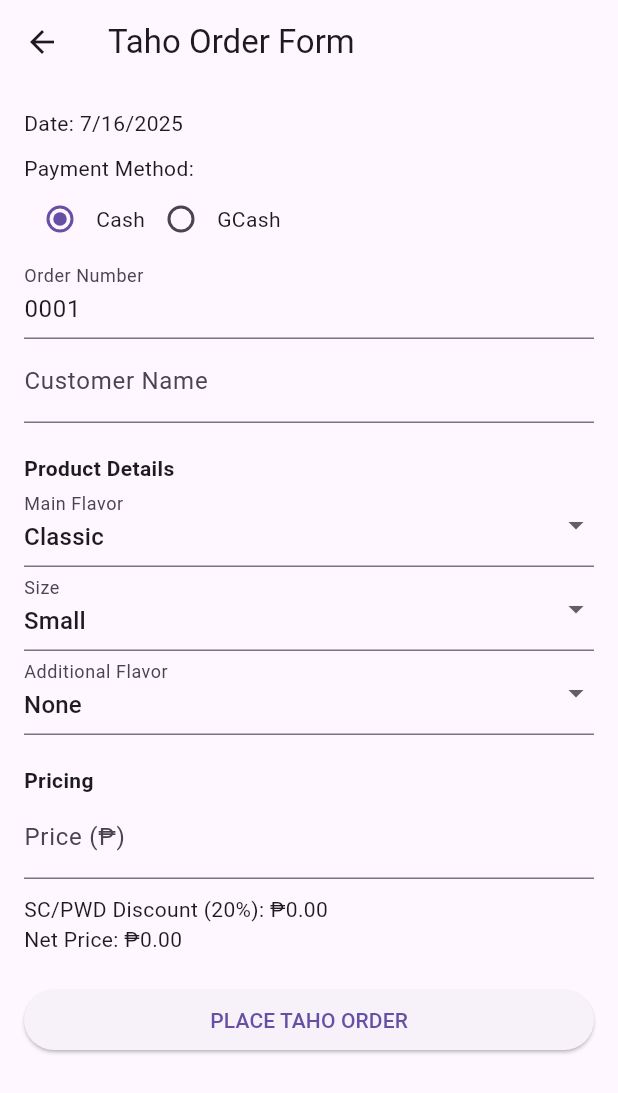
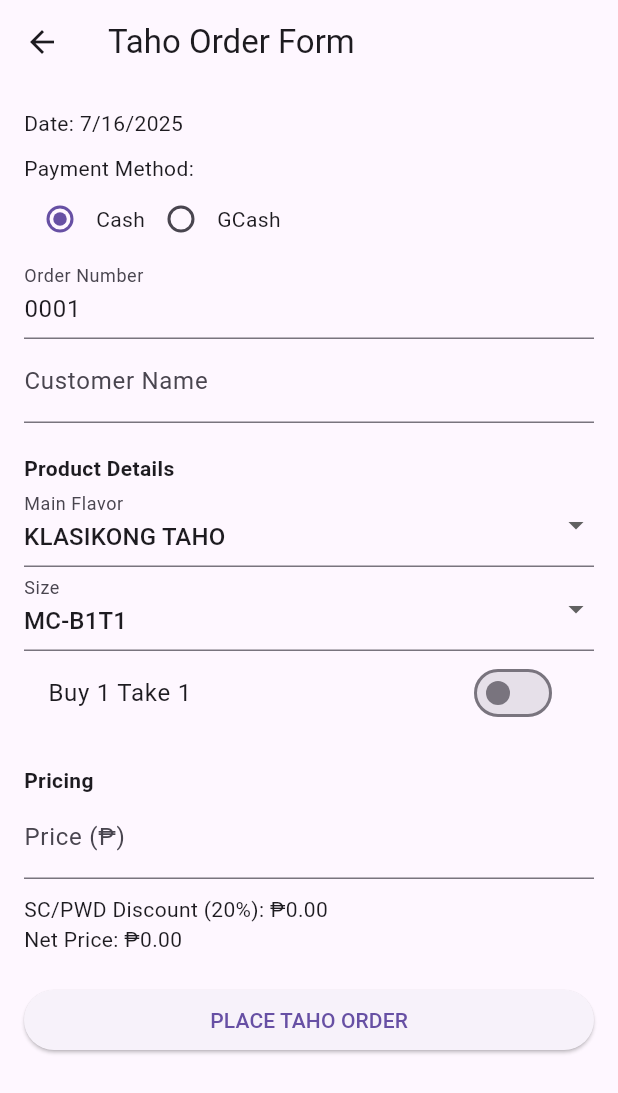
Before and after one commit to hardcorekid03/taho_story, a Flutter app: the OrderFormScreen screen opened directly, on a phone screen of 412 x 824 dp. Shown: the top 1093 px of the screen. Run offline on Flutter 3.47's test engine with Material 3 defaults, Android fonts, the light colour scheme and no system bars; our stand-ins replace shared_preferences; accounts and stored records are empty.

Commit message:
Enhance order form to include GCash reference and improve order handling

```diff
--- a/lib/screens/view_orders_screen.dart
+++ b/lib/screens/view_orders_screen.dart
@@ -97,6 +97,9 @@ class _ViewOrdersScreenState extends State<ViewOrdersScreen> {
                           "Flavor: ${order['mainFlavor']} | Size: ${order['size']}",
                         ),
                         Text("Payment: ${order['payment']}"),
+                        if (order['payment'] == 'GCash' &&
+                            order['gcashRef'] != null)
+                          Text("GCash Ref: ${order['gcashRef']}"),
                       ],
                     ),
                     isThreeLine: true,
--- a/lib/widgets/order_form.dart
+++ b/lib/widgets/order_form.dart
@@ -15,34 +15,44 @@ class OrderForm extends StatefulWidget {
 }
 
 class _OrderFormState extends State<OrderForm> {
-  // Controllers
   final TextEditingController orderNumberController = TextEditingController();
   final TextEditingController customerNameController = TextEditingController();
   final TextEditingController priceController = TextEditingController();
+  final TextEditingController gcashRefController = TextEditingController();
 
-  // Form Values
   String selectedPayment = 'Cash';
-  String selectedMainFlavor = 'Classic';
-  String selectedSize = 'Small';
-  String selectedAdditionalFlavor = 'None';
+  String selectedMainFlavor = 'KLASIKONG TAHO';
+  String selectedSize = 'MC-B1T1';
+  String selectedTakeOneFlavor = 'KLASIKONG TAHO';
+  bool isBuyOneTakeOne = false;
 
   double discount = 0.0;
   double netPrice = 0.0;
   DateTime selectedDate = DateTime.now();
 
-  final List<String> flavors = ['Classic', 'Ube', 'Mango'];
-  final List<String> sizes = ['Small', 'Medium', 'Large'];
-  final List<String> additionalFlavors = [
-    'None',
-    'Ube Syrup',
-    'Chocolate',
-    'Strawberry',
+  final List<String> flavors = [
+    'KLASIKONG TAHO',
+    'BANANANUT',
+    'UBE DE LECHE',
+    'LA PRESAS',
+    'OREOHOLIC',
+    'PRUTAS OVERLOAD',
+    'AVOCADO LOCO',
+    'MANGGA GRAHAM',
+    'COFFEE GELMOND',
+    'DIRTY MATCHARLIE',
+    'SALTED CARAMEL',
+    'ESTRAWBERRY COFFEE',
+    'SPICED MICO LATTE',
+    'SALTED BANOFFEE JOSH',
+    "PAU'S BISCOFF",
   ];
+
+  final List<String> sizes = ['MC-B1T1', 'MM', 'M'];
 
   @override
   void initState() {
     super.initState();
-
     if (widget.existingOrder != null) {
       final order = widget.existingOrder!;
       selectedDate = DateTime.parse(order['date']);
@@ -51,8 +61,10 @@ class _OrderFormState extends State<OrderForm> {
       customerNameController.text = order['customerName'];
       selectedMainFlavor = order['mainFlavor'];
       selectedSize = order['size'];
-      selectedAdditionalFlavor = order['additionalFlavor'];
+      isBuyOneTakeOne = order['isB1T1'] ?? false;
+      selectedTakeOneFlavor = order['takeOneFlavor'] ?? flavors[0];
       priceController.text = order['price'].toString();
+      gcashRefController.text = order['gcashRef'] ?? '';
     } else {
       autoGenerateOrderNumber();
     }
@@ -67,7 +79,6 @@ class _OrderFormState extends State<OrderForm> {
   Future<void> autoGenerateOrderNumber() async {
     final prefs = await SharedPreferences.getInstance();
     final ordersString = prefs.getString('taho_orders');
-
     if (ordersString != null) {
       final orders = List<Map<String, dynamic>>.from(jsonDecode(ordersString));
       final lastOrder = orders.isNotEmpty ? orders.last : null;
@@ -87,11 +98,13 @@ class _OrderFormState extends State<OrderForm> {
     Map<String, dynamic> orderData = {
       'date': selectedDate.toIso8601String(),
       'payment': selectedPayment,
+      'gcashRef': selectedPayment == 'GCash' ? gcashRefController.text : null,
       'orderNumber': orderNumberController.text,
       'customerName': customerNameController.text,
       'mainFlavor': selectedMainFlavor,
       'size': selectedSize,
-      'additionalFlavor': selectedAdditionalFlavor,
+      'isB1T1': isBuyOneTakeOne,
+      'takeOneFlavor': isBuyOneTakeOne ? selectedTakeOneFlavor : null,
       'price': double.tryParse(priceController.text) ?? 0,
       'discount': discount,
       'netPrice': netPrice,
@@ -105,14 +118,36 @@ class _OrderFormState extends State<OrderForm> {
     }
 
     if (widget.index != null) {
-      // Editing existing
       orderList[widget.index!] = orderData;
     } else {
-      // New order
       orderList.add(orderData);
     }
 
     await prefs.setString('taho_orders', jsonEncode(orderList));
+  }
+
+  void showGCashDialog() {
+    showDialog(
+      context: context,
+      builder: (_) => AlertDialog(
+        title: Text("Enter GCash Reference Number"),
+        content: TextField(
+          controller: gcashRefController,
+          keyboardType: TextInputType.number,
+          decoration: InputDecoration(hintText: "e.g., 123456789012"),
+        ),
+        actions: [
+          TextButton(
+            onPressed: () => Navigator.pop(context),
+            child: Text("Cancel"),
+          ),
+          TextButton(
+            onPressed: () => Navigator.pop(context),
+            child: Text("Save"),
+          ),
+        ],
+      ),
+    );
   }
 
   @override
@@ -143,7 +178,10 @@ class _OrderFormState extends State<OrderForm> {
                   value: 'GCash',
                   groupValue: selectedPayment,
                   onChanged: (value) {
-                    setState(() => selectedPayment = value.toString());
+                    setState(() {
+                      selectedPayment = value.toString();
+                      showGCashDialog();
+                    });
                   },
                 ),
                 const Text('GCash'),
@@ -152,8 +190,8 @@ class _OrderFormState extends State<OrderForm> {
 
             TextField(
               controller: orderNumberController,
+              readOnly: true,
               decoration: const InputDecoration(labelText: 'Order Number'),
-              readOnly: true,
             ),
 
             TextField(
@@ -189,16 +227,27 @@ class _OrderFormState extends State<OrderForm> {
               },
             ),
 
-            DropdownButtonFormField(
-              value: selectedAdditionalFlavor,
-              decoration: const InputDecoration(labelText: "Additional Flavor"),
-              items: additionalFlavors.map((flavor) {
-                return DropdownMenuItem(value: flavor, child: Text(flavor));
-              }).toList(),
+            SwitchListTile(
+              title: const Text("Buy 1 Take 1"),
+              value: isBuyOneTakeOne,
               onChanged: (value) {
-                setState(() => selectedAdditionalFlavor = value.toString());
+                setState(() {
+                  isBuyOneTakeOne = value;
+                });
               },
             ),
+
+            if (isBuyOneTakeOne)
+              DropdownButtonFormField(
+                value: selectedTakeOneFlavor,
+                decoration: const InputDecoration(labelText: "Take 1 Flavor"),
+                items: flavors.map((flavor) {
+                  return DropdownMenuItem(value: flavor, child: Text(flavor));
+                }).toList(),
+                onChanged: (value) {
+                  setState(() => selectedTakeOneFlavor = value.toString());
+                },
+              ),
 
             const SizedBox(height: 20),
             const Text(
@@ -231,10 +280,12 @@ class _OrderFormState extends State<OrderForm> {
                 onPressed: () async {
                   if (orderNumberController.text.isEmpty ||
                       customerNameController.text.isEmpty ||
-                      priceController.text.isEmpty) {
+                      priceController.text.isEmpty ||
+                      (selectedPayment == 'GCash' &&
+                          gcashRefController.text.isEmpty)) {
                     ScaffoldMessenger.of(context).showSnackBar(
                       const SnackBar(
-                        content: Text("Please fill out all fields."),
+                        content: Text("Please complete all required fields."),
                       ),
                     );
                     return;
@@ -243,20 +294,17 @@ class _OrderFormState extends State<OrderForm> {
                   await saveOrder();
 
                   showDialog(
-                    // ignore: use_build_context_synchronously
                     context: context,
                     builder: (context) => AlertDialog(
                       title: const Text("Order Saved"),
                       content: Text(
-                        widget.existingOrder != null
-                            ? "Order #${orderNumberController.text} updated."
-                            : "Order placed successfully!",
+                        "Order #${orderNumberController.text} has been saved.",
                       ),
                       actions: [
                         TextButton(
                           onPressed: () {
-                            Navigator.pop(context); // close dialog
-                            Navigator.pop(context); // go back to view screen
+                            Navigator.pop(context);
+                            Navigator.pop(context);
                           },
                           child: const Text("OK"),
                         ),
```
